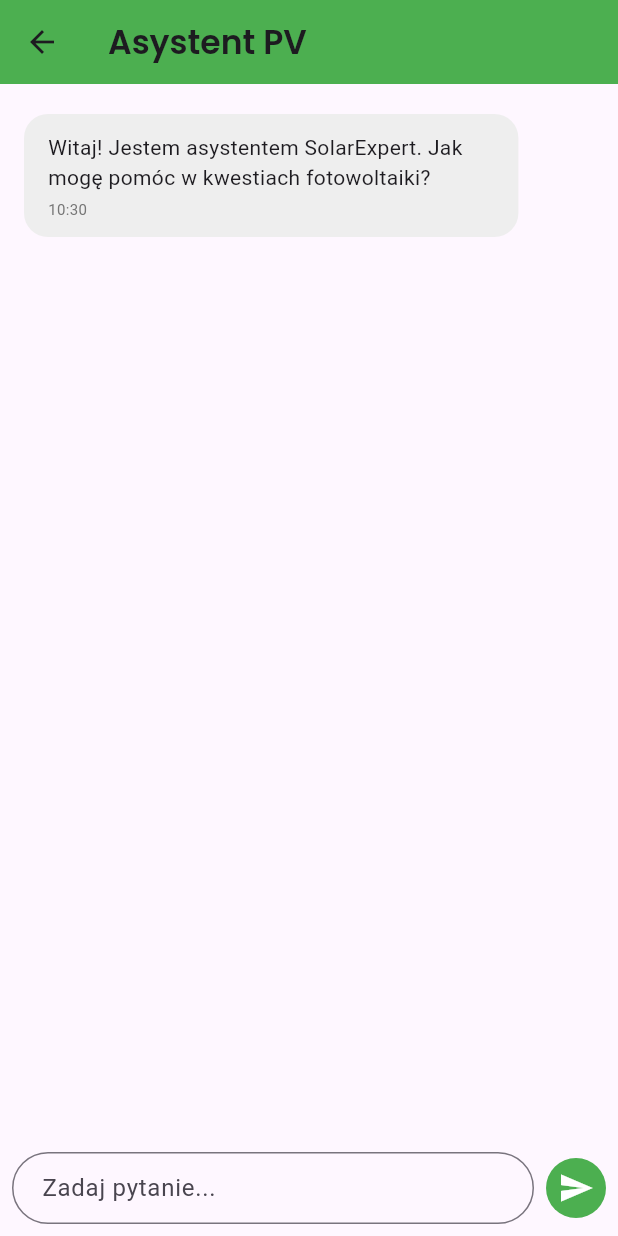
After one commit to MinikPLayer/Kosciuszkon-2025, a Flutter app: the WidgetTree screen opened directly, after a tap on the "chat" icon, on a phone screen of 412 x 824 dp. The commit adds this screen. Run offline on Flutter 3.47's test engine with Material 3 defaults, Android fonts, the phone set to English and light mode, and no system bars; our stand-ins replace google_fonts.

Commit message:
probably working chat

```diff
--- /dev/null
+++ b/frontend_calculator/lib/views/pages/chatbot_page.dart
@@ -0,0 +1,181 @@
+import 'package:flutter/material.dart';
+import 'package:frontend_calculator/service/api_service.dart';
+import 'package:google_fonts/google_fonts.dart';
+import 'package:http/http.dart' as http;
+import 'dart:convert';
+
+class ChatbotPage extends StatefulWidget {
+  const ChatbotPage({super.key});
+
+  @override
+  _ChatbotPageState createState() => _ChatbotPageState();
+}
+
+class _ChatbotPageState extends State<ChatbotPage> {
+  final List<Map<String, dynamic>> _messages = [];
+  final _textController = TextEditingController();
+  bool _isLoading = false;
+
+  @override
+  void initState() {
+    super.initState();
+    _addBotMessage('Witaj! Jestem asystentem SolarExpert. Jak mogę pomóc w kwestiach fotowoltaiki?');
+  }
+
+  void _addBotMessage(String text) {
+    setState(() {
+      _messages.add({
+        'text': text,
+        'isUser': false,
+        'time': DateTime.now(),
+      });
+    });
+  }
+
+  Future<void> _sendMessage() async {
+    if (_textController.text.trim().isEmpty) return;
+
+    final userMessage = _textController.text;
+    setState(() {
+      _messages.add({
+        'text': userMessage,
+        'isUser': true,
+        'time': DateTime.now(),
+      });
+      _isLoading = true;
+    });
+
+    _textController.clear();
+
+    try {
+      final response = await ApiService.sendChatMessage(userMessage);
+
+      setState(() {
+        _addBotMessage(response['answer']['response']);
+      });
+    } catch (e) {
+      setState(() {
+        _addBotMessage('Przepraszam, wystąpił błąd podczas łączenia z serwerem.');
+      });
+    } finally {
+      setState(() {
+        _isLoading = false;
+      });
+    }
+  }
+
+  @override
+  Widget build(BuildContext context) {
+    return Scaffold(
+      appBar: AppBar(
+        title: Text(
+          'Asystent PV',
+          style: GoogleFonts.poppins(
+            fontWeight: FontWeight.w600,
+          ),
+        ),
+        backgroundColor: Colors.green,
+      ),
+      body: Column(
+        children: [
+          Expanded(
+            child: ListView.builder(
+              padding: const EdgeInsets.all(16),
+              reverse: false,
+              itemCount: _messages.length,
+              itemBuilder: (context, index) {
+                final message = _messages[index];
+                return _ChatBubble(
+                  text: message['text'],
+                  isUser: message['isUser'],
+                  time: message['time'],
+                );
+              },
+            ),
+          ),
+          if (_isLoading)
+            const Padding(
+              padding: EdgeInsets.all(8.0),
+              child: CircularProgressIndicator(),
+            ),
+          _buildInputField(),
+        ],
+      ),
+    );
+  }
+
+  Widget _buildInputField() {
+    return Padding(
+      padding: const EdgeInsets.all(8.0),
+      child: Row(
+        children: [
+          Expanded(
+            child: TextField(
+              controller: _textController,
+              decoration: InputDecoration(
+                hintText: 'Zadaj pytanie...',
+                border: OutlineInputBorder(
+                  borderRadius: BorderRadius.circular(24),
+                ),
+                contentPadding: const EdgeInsets.symmetric(horizontal: 16),
+              ),
+              onSubmitted: (_) => _sendMessage(),
+            ),
+          ),
+          const SizedBox(width: 8),
+          CircleAvatar(
+            backgroundColor: Colors.green,
+            child: IconButton(
+              icon: const Icon(Icons.send, color: Colors.white),
+              onPressed: _isLoading ? null : _sendMessage,
+            ),
+          ),
+        ],
+      ),
+    );
+  }
+}
+
+class _ChatBubble extends StatelessWidget {
+  final String text;
+  final bool isUser;
+  final DateTime time;
+
+  const _ChatBubble({
+    required this.text,
+    required this.isUser,
+    required this.time,
+  });
+
+  @override
+  Widget build(BuildContext context) {
+    return Align(
+      alignment: isUser ? Alignment.centerRight : Alignment.centerLeft,
+      child: Container(
+        margin: const EdgeInsets.symmetric(vertical: 4),
+        constraints: BoxConstraints(
+          maxWidth: MediaQuery.of(context).size.width * 0.8,
+        ),
+        padding: const EdgeInsets.symmetric(horizontal: 16, vertical: 12),
+        decoration: BoxDecoration(
+          color: isUser ? Colors.green[100] : Colors.grey[200],
+          borderRadius: BorderRadius.circular(16),
+        ),
+        child: Column(
+          crossAxisAlignment: CrossAxisAlignment.start,
+          children: [
+            Text(text),
+            const SizedBox(height: 4),
+            Text(
+              '${time.hour}:${time.minute.toString().padLeft(2, '0')}',
+              style: TextStyle(
+                fontSize: 10,
+                color: Colors.grey[600],
+              ),
+            ),
+          ],
+        ),
+      ),
+    );
+  }
+}
--- a/frontend_calculator/lib/views/widget_tree.dart
+++ b/frontend_calculator/lib/views/widget_tree.dart
@@ -1,6 +1,7 @@
 import 'package:flutter/material.dart';
 import 'package:frontend_calculator/views/pages/analitical_page.dart';
 import 'package:frontend_calculator/views/pages/calculator_page.dart';
+import 'package:frontend_calculator/views/pages/chatbot_page.dart';
 import 'package:frontend_calculator/views/pages/dictionary_page.dart';
 import 'package:frontend_calculator/views/pages/home_page.dart';
 import 'package:frontend_calculator/views/pages/profil_page.dart';
@@ -99,8 +100,20 @@ class WidgetTree extends StatelessWidget {
             );
           },
         ),
-        bottomNavigationBar: const NavbarWidget()
+        bottomNavigationBar: const NavbarWidget(),
+        floatingActionButton: FloatingActionButton(
+          backgroundColor: Colors.green,
+          child: const Icon(Icons.chat, color: Colors.white),
+          onPressed: () {
+            Navigator.push(
+              context,
+              MaterialPageRoute(builder: (context) => ChatbotPage()),
+            );
+          },
+        ),
+        floatingActionButtonLocation: FloatingActionButtonLocation.endFloat,
       ),
-    );
+
+      );
   }
 }
```
Also changed, not shown: frontend_calculator/lib/service/api_service.dart (added, +32 -0 lines), frontend_calculator/lib/views/pages/login_page.dart (line endings or trailing spaces), 1 other file.
